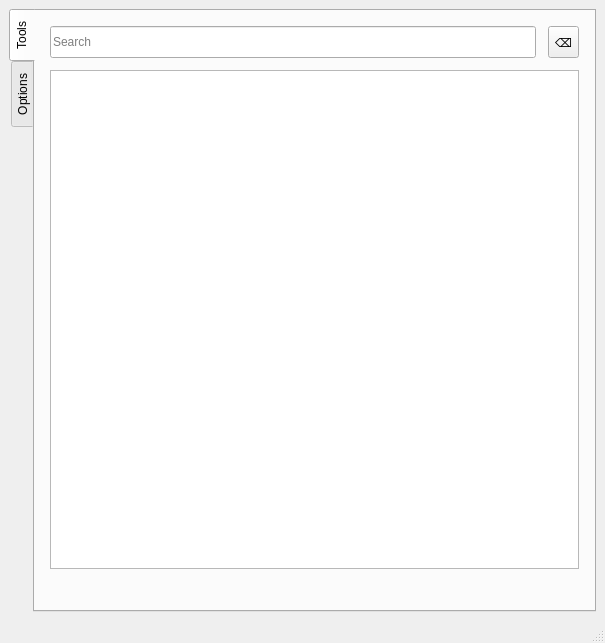
cmontesano/xappt_qt, file resources/ui/browser.ui: the form before one commit.
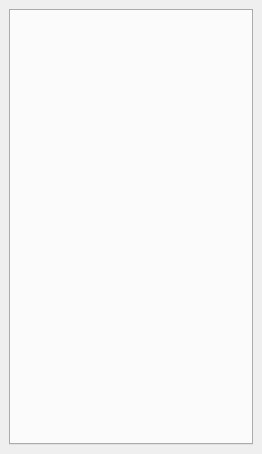
The form after the commit.

Commit message: split browser ui into tabs

Patch:
```diff
--- a/resources/ui/browser.ui
+++ b/resources/ui/browser.ui
@@ -6,8 +6,8 @@
    <rect>
     <x>0</x>
     <y>0</y>
-    <width>605</width>
-    <height>643</height>
+    <width>262</width>
+    <height>454</height>
    </rect>
   </property>
   <property name="windowTitle">
@@ -23,139 +23,6 @@
       <property name="currentIndex">
        <number>0</number>
       </property>
-      <widget class="QWidget" name="tabTools">
-       <attribute name="title">
-        <string>Tools</string>
-       </attribute>
-       <layout class="QGridLayout" name="gridLayout_5">
-        <item row="0" column="0">
-         <layout class="QGridLayout" name="gridLayout">
-          <property name="leftMargin">
-           <number>6</number>
-          </property>
-          <property name="topMargin">
-           <number>6</number>
-          </property>
-          <property name="rightMargin">
-           <number>6</number>
-          </property>
-          <property name="bottomMargin">
-           <number>6</number>
-          </property>
-          <property name="spacing">
-           <number>12</number>
-          </property>
-          <item row="0" column="0">
-           <layout class="QHBoxLayout" name="horizontalLayout">
-            <item>
-             <widget class="QLineEdit" name="txtSearch">
-              <property name="minimumSize">
-               <size>
-                <width>0</width>
-                <height>32</height>
-               </size>
-              </property>
-              <property name="placeholderText">
-               <string>Search</string>
-              </property>
-             </widget>
-            </item>
-            <item>
-             <widget class="QToolButton" name="btnClear">
-              <property name="minimumSize">
-               <size>
-                <width>0</width>
-                <height>32</height>
-               </size>
-              </property>
-              <property name="text">
-               <string>⌫</string>
-              </property>
-             </widget>
-            </item>
-           </layout>
-          </item>
-          <item row="1" column="0">
-           <widget class="QTreeWidget" name="treeTools">
-            <property name="alternatingRowColors">
-             <bool>true</bool>
-            </property>
-            <property name="rootIsDecorated">
-             <bool>true</bool>
-            </property>
-            <property name="sortingEnabled">
-             <bool>false</bool>
-            </property>
-            <attribute name="headerVisible">
-             <bool>false</bool>
-            </attribute>
-            <column>
-             <property name="text">
-              <string notr="true">1</string>
-             </property>
-            </column>
-           </widget>
-          </item>
-          <item row="2" column="0">
-           <widget class="QLabel" name="labelHelp">
-            <property name="text">
-             <string/>
-            </property>
-            <property name="wordWrap">
-             <bool>true</bool>
-            </property>
-           </widget>
-          </item>
-         </layout>
-        </item>
-       </layout>
-      </widget>
-      <widget class="QWidget" name="tabOptions">
-       <attribute name="title">
-        <string>Options</string>
-       </attribute>
-       <layout class="QGridLayout" name="gridLayout_4">
-        <item row="1" column="0">
-         <spacer name="verticalSpacer">
-          <property name="orientation">
-           <enum>Qt::Vertical</enum>
-          </property>
-          <property name="sizeHint" stdset="0">
-           <size>
-            <width>20</width>
-            <height>40</height>
-           </size>
-          </property>
-         </spacer>
-        </item>
-        <item row="0" column="0">
-         <layout class="QGridLayout" name="gridLayout_3" columnstretch="0">
-          <property name="leftMargin">
-           <number>6</number>
-          </property>
-          <property name="topMargin">
-           <number>6</number>
-          </property>
-          <property name="rightMargin">
-           <number>6</number>
-          </property>
-          <property name="bottomMargin">
-           <number>6</number>
-          </property>
-          <property name="spacing">
-           <number>12</number>
-          </property>
-          <item row="0" column="0">
-           <widget class="QCheckBox" name="chkLaunchNewProcess">
-            <property name="text">
-             <string>Launch tools in new process</string>
-            </property>
-           </widget>
-          </item>
-         </layout>
-        </item>
-       </layout>
-      </widget>
      </widget>
     </item>
    </layout>
@@ -170,7 +37,6 @@
     </rect>
    </property>
   </widget>
-  <widget class="QStatusBar" name="statusbar"/>
  </widget>
  <tabstops>
   <tabstop>txtSearch</tabstop>
```
Left out of the diff: 28 changed lines with no effect on the pictures. The commit also changes 7 other files.
